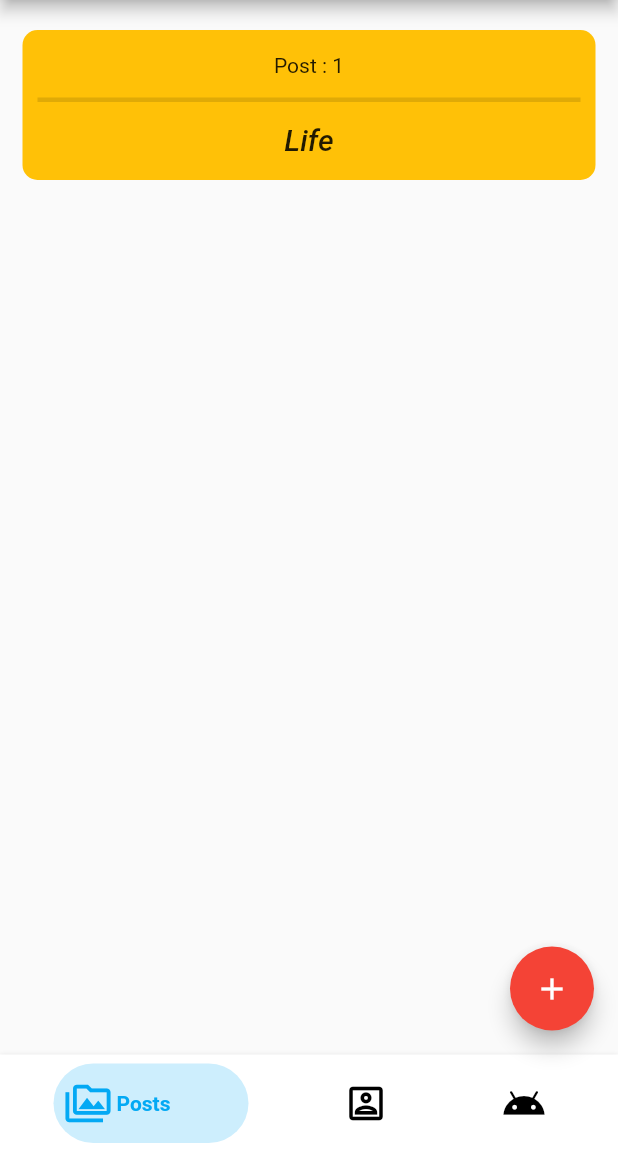
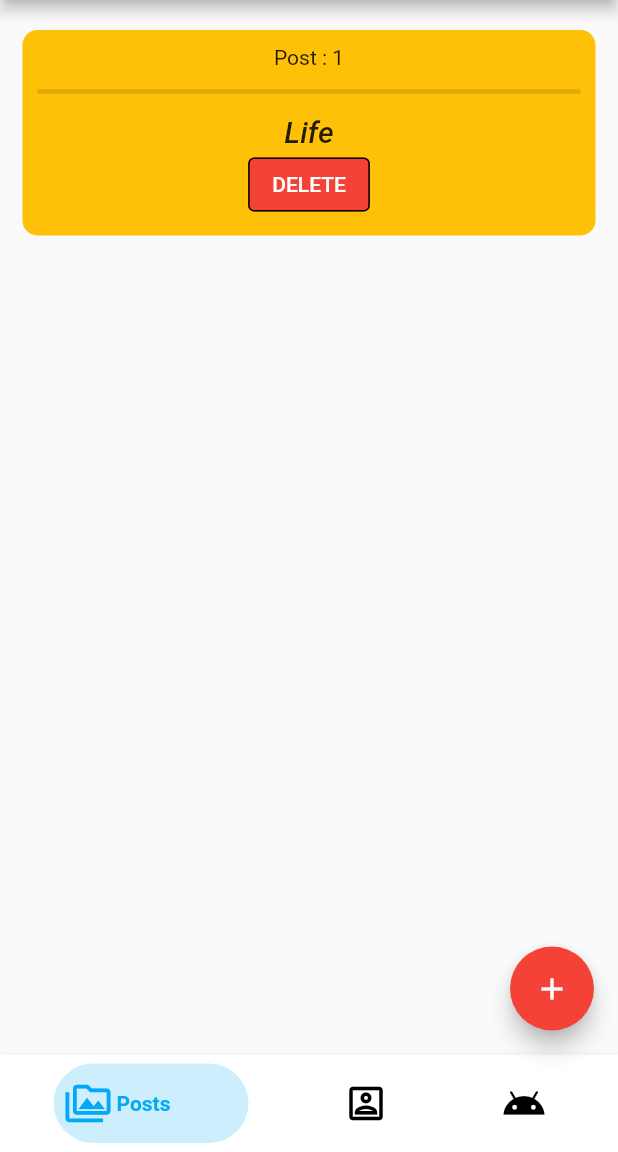
Before and after one commit to DEV270201/PostBanao, a Flutter app: the Home screen opened by its route, on a phone screen of 412 x 824 dp, the part 84-1236 px from its top. Run offline on Flutter 3.47's test engine with Material 2 defaults, Android fonts, the phone set to English and light mode, and no system bars; drawn by our look-alikes of bottom_navy_bar; our stand-ins replace google_fonts; Roboto replaces fonts that are missing (Ubuntu).

Commit message:
added delete method and nopost image

```diff
--- a/lib/routes/Home.dart
+++ b/lib/routes/Home.dart
@@ -27,6 +27,13 @@ class _HomeState extends State<Home> {
     });
   }
 
+  void deleteUserPost(int id){
+      print("post deleted");
+      setState(() {
+        p = p.where((post) => post.id != id).toList();
+      });
+  }
+
   void _addPost(BuildContext context){
     showModalBottomSheet(context: context,
         builder: (_){
@@ -54,12 +61,17 @@ class _HomeState extends State<Home> {
           child: Column(
             children: <Widget>[
               SizedBox(height: 15.0,),
+              p.length != 0 ?
               Expanded(child: ListView.builder(
                   itemCount: p.length,
                   itemBuilder: (context,index){
-                    return PostDesign(p[index],index+1);
+                    return PostDesign(p[index],index+1,deleteUserPost);
                   }
               )
+              )
+                  :
+              Image.asset("assets/NoPost.png",
+                height: MediaQuery.of(context).size.height * 0.65,
               )
             ],
           )
@@ -85,7 +97,8 @@ class _HomeState extends State<Home> {
 class PostDesign extends StatelessWidget {
   final Post pst;
   final int index;
-  PostDesign(this.pst,this.index);
+  final Function deleteUserPost;
+  PostDesign(this.pst,this.index,this.deleteUserPost);
 
   @override
   Widget build(BuildContext context) {
@@ -97,7 +110,7 @@ class PostDesign extends StatelessWidget {
         Navigator.pushNamed(context, "/home/posts", arguments: pst);
       },
       child: Container(
-        height: 100.0,
+        // height: auto,
         decoration: BoxDecoration(
           color: Colors.amber,
           borderRadius: BorderRadius.circular(10.0)
@@ -117,6 +130,17 @@ class PostDesign extends StatelessWidget {
                 fontSize: 20.0,
               )
               ),
+              OutlinedButton(onPressed: (){
+                deleteUserPost(pst.id);},
+                  child: Text("DELETE"),
+              style: OutlinedButton.styleFrom(
+                backgroundColor : Colors.red,
+                primary: Colors.white,//changes the text of the button
+                  side: BorderSide(
+                      width: 1.0,
+                      style: BorderStyle.solid
+                  ),
+              )),
             ],
           ),
       ),
--- a/pubspec.yaml
+++ b/pubspec.yaml
@@ -47,9 +47,8 @@ flutter:
   uses-material-design: true
 
   # To add assets to your application, add an assets section, like this:
-  # assets:
-  #   - images/a_dot_burr.jpeg
-  #   - images/a_dot_ham.jpeg
+  assets:
+     - assets/NoPost.png
 
   # An image asset can refer to one or more resolution-specific "variants", see
   # https://flutter.dev/assets-and-images/#resolution-aware.
```
Also changed, not shown: lib/pages/post_details.dart (+7 -2 lines), assets/NoPost.png (added).
